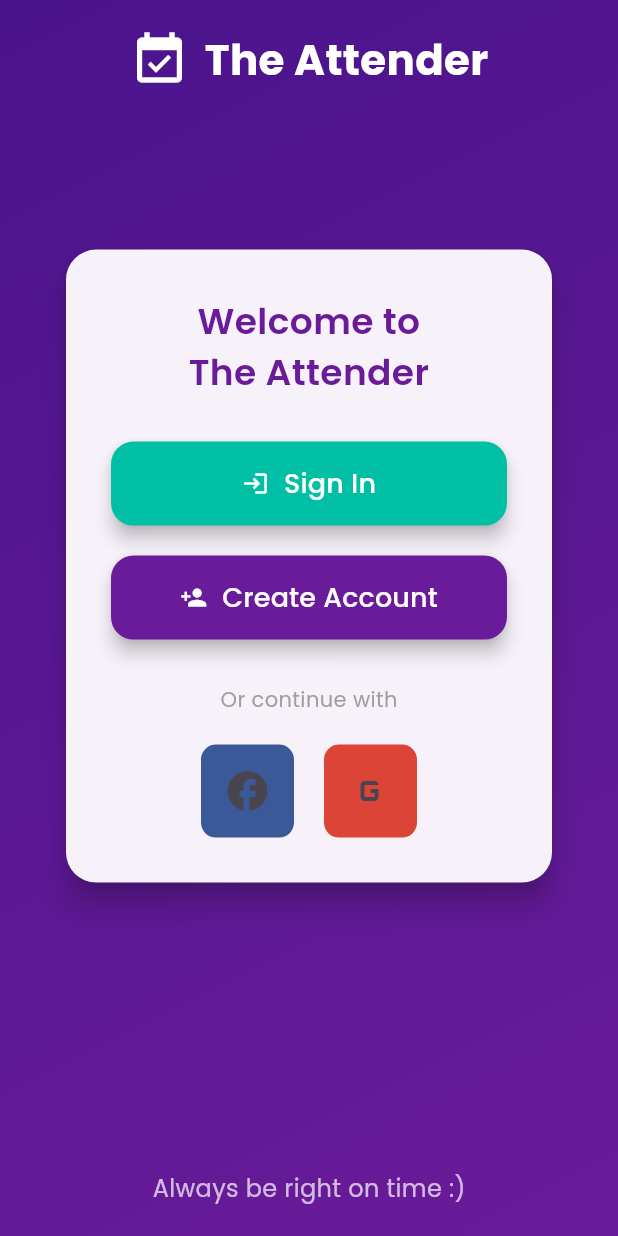
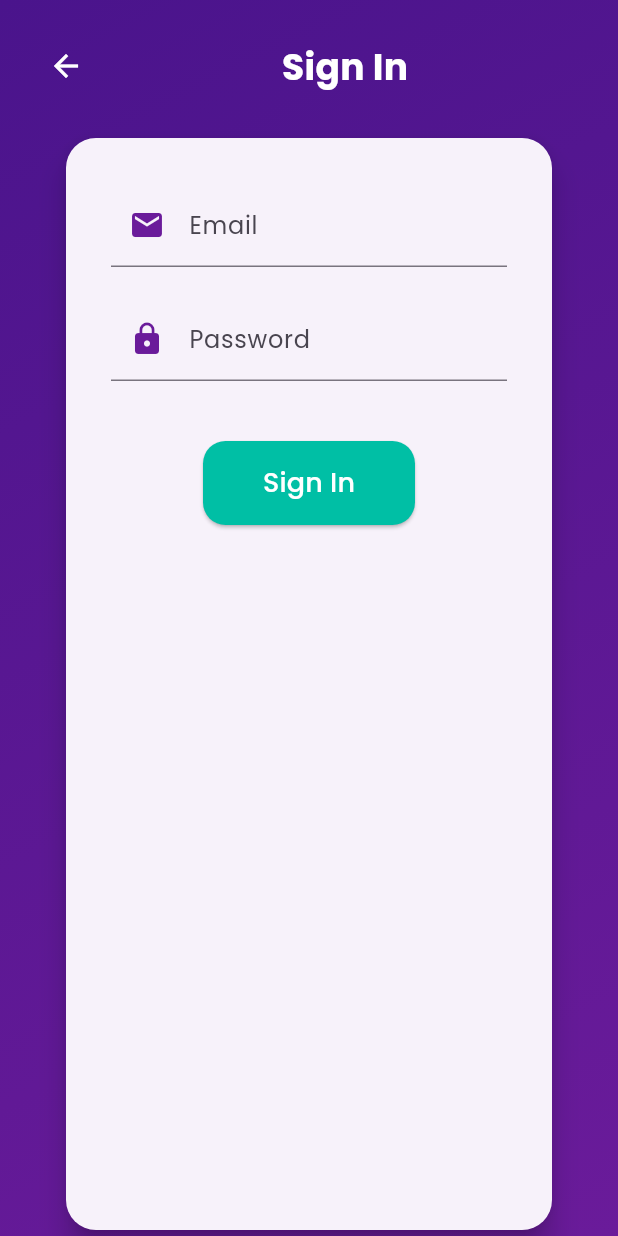
Before and after one commit to CasuallyC0ding/attendance_app, a Flutter app: the screen it shows after launch, after a tap on "Sign In", on a phone screen of 412 x 824 dp. Run offline on Flutter 3.47's test engine with Material 3 defaults, Android fonts, the light colour scheme and no system bars; our stand-ins replace google_fonts.

Commit message:
sign in and home page refactor

```diff
--- /dev/null
+++ b/lib/constants.dart
@@ -0,0 +1,3 @@
+
+String globalEmail = '';
+String globalPassword = '';
--- /dev/null
+++ b/lib/home_page.dart
@@ -0,0 +1,189 @@
+import 'package:flutter/material.dart';
+import 'package:google_fonts/google_fonts.dart';
+import 'sign_in_page.dart';
+
+class HomePage extends StatelessWidget {
+  const HomePage({super.key});
+
+  @override
+  Widget build(BuildContext context) {
+    final screenHeight = MediaQuery.of(context).size.height;
+
+    // Custom color palette
+    const Color primaryColor = Color(0xFF6A1B9A);
+    const Color accentColor = Color(0xFF00BFA5);
+    const Color facebookColor = Color(0xFF3B5998);
+    const Color googleColor = Color(0xFFDB4437);
+
+    return Scaffold(
+      body: Container(
+        decoration: const BoxDecoration(
+          gradient: LinearGradient(
+            begin: Alignment.topLeft,
+            end: Alignment.bottomRight,
+            colors: [Color(0xFF4A148C), Color(0xFF6A1B9A)],
+          ),
+        ),
+        child: SafeArea(
+          child: Column(
+            children: [
+              Padding(
+                padding: const EdgeInsets.all(20.0),
+                child: Row(
+                  mainAxisAlignment: MainAxisAlignment.center,
+                  children: [
+                    const Icon(
+                      Icons.event_available,
+                      color: Colors.white,
+                      size: 40,
+                    ),
+                    const SizedBox(width: 10),
+                    Text(
+                      'The Attender',
+                      style: GoogleFonts.poppins(
+                        fontSize: 28,
+                        fontWeight: FontWeight.bold,
+                        color: Colors.white,
+                      ),
+                    ),
+                  ],
+                ),
+              ),
+              SizedBox(height: screenHeight * 0.1),
+              Padding(
+                padding: const EdgeInsets.symmetric(horizontal: 40),
+                child: Card(
+                  elevation: 8,
+                  shape: RoundedRectangleBorder(
+                    borderRadius: BorderRadius.circular(20),
+                  ),
+                  child: Padding(
+                    padding: const EdgeInsets.all(30),
+                    child: Column(
+                      children: [
+                        Text(
+                          'Welcome to\nThe Attender',
+                          textAlign: TextAlign.center,
+                          style: GoogleFonts.poppins(
+                            fontSize: 24,
+                            fontWeight: FontWeight.w600,
+                            color: primaryColor,
+                          ),
+                        ),
+                        const SizedBox(height: 30),
+                        _buildAuthButton(
+                          icon: Icons.login,
+                          text: 'Sign In',
+                          color: accentColor,
+                          onPressed: () {
+                            Navigator.push(
+                              context,
+                              MaterialPageRoute(
+                                builder: (context) => const SignInPage(),
+                              ),
+                            );
+                          },
+                        ),
+                        const SizedBox(height: 20),
+                        _buildAuthButton(
+                          icon: Icons.person_add,
+                          text: 'Create Account',
+                          color: primaryColor,
+                          onPressed: () {},
+                        ),
+                        const SizedBox(height: 30),
+                        Text(
+                          'Or continue with',
+                          style: GoogleFonts.poppins(
+                            color: Colors.grey,
+                            fontSize: 14,
+                          ),
+                        ),
+                        const SizedBox(height: 20),
+                        Row(
+                          mainAxisAlignment: MainAxisAlignment.center,
+                          children: [
+                            _buildSocialButton(
+                              icon: Icons.facebook,
+                              color: facebookColor,
+                              onPressed: () {},
+                            ),
+                            const SizedBox(width: 20),
+                            _buildSocialButton(
+                              icon: Icons.g_mobiledata,
+                              color: googleColor,
+                              onPressed: () {},
+                            ),
+                          ],
+                        ),
+                      ],
+                    ),
+                  ),
+                ),
+              ),
+              const Spacer(),
+              Padding(
+                padding: const EdgeInsets.only(bottom: 20),
+                child: Text(
+                  'Always be right on time :)',
+                  style: GoogleFonts.poppins(
+                    color: Colors.white70,
+                    fontSize: 16,
+                  ),
+                ),
+              ),
+            ],
+          ),
+        ),
+      ),
+    );
+  }
+
+  Widget _buildAuthButton({
+    required IconData icon,
+    required String text,
+    required Color color,
+    required VoidCallback onPressed,
+  }) {
+    return ElevatedButton(
+      onPressed: onPressed,
+      style: ElevatedButton.styleFrom(
+        backgroundColor: color,
+        padding: const EdgeInsets.symmetric(vertical: 15, horizontal: 20),
+        shape: RoundedRectangleBorder(borderRadius: BorderRadius.circular(15)),
+        elevation: 5,
+      ),
+      child: Row(
+        mainAxisAlignment: MainAxisAlignment.center,
+        children: [
+          Icon(icon, color: Colors.white),
+          const SizedBox(width: 10),
+          Text(
+            text,
+            style: GoogleFonts.poppins(
+              fontSize: 18,
+              fontWeight: FontWeight.w500,
+              color: Colors.white,
+            ),
+          ),
+        ],
+      ),
+    );
+  }
+
+  Widget _buildSocialButton({
+    required IconData icon,
+    required Color color,
+    required VoidCallback onPressed,
+  }) {
+    return IconButton(
+      onPressed: onPressed,
+      icon: Icon(icon, size: 32),
+      style: IconButton.styleFrom(
+        backgroundColor: color,
+        padding: const EdgeInsets.all(15),
+        shape: RoundedRectangleBorder(borderRadius: BorderRadius.circular(10)),
+      ),
+    );
+  }
+}
--- a/lib/main.dart
+++ b/lib/main.dart
@@ -1,5 +1,7 @@
 import 'package:flutter/material.dart';
 import 'package:google_fonts/google_fonts.dart';
+import 'home_page.dart';
+import 'sign_in_page.dart';
 
 void main() {
   runApp(const MyApp());
@@ -16,187 +18,12 @@ class MyApp extends StatelessWidget {
         primarySwatch: Colors.deepPurple,
         fontFamily: GoogleFonts.poppins().fontFamily,
       ),
-      home: const HomePage(),
+      initialRoute: '/',
+      routes: {
+        '/': (context) => const HomePage(),
+        '/signin': (context) => const SignInPage(),
+      },
       debugShowCheckedModeBanner: false,
     );
   }
 }
-
-class HomePage extends StatelessWidget {
-  const HomePage({super.key});
-
-  @override
-  Widget build(BuildContext context) {
-    final screenHeight = MediaQuery.of(context).size.height;
-
-    // Custom color palette
-    const Color primaryColor = Color(0xFF6A1B9A);
-    const Color accentColor = Color(0xFF00BFA5);
-    const Color facebookColor = Color(0xFF3B5998);
-    const Color googleColor = Color(0xFFDB4437);
-
-    return Scaffold(
-      body: Container(
-        decoration: const BoxDecoration(
-          gradient: LinearGradient(
-            begin: Alignment.topLeft,
-            end: Alignment.bottomRight,
-            colors: [Color(0xFF4A148C), Color(0xFF6A1B9A)],
-          ),
-        ),
-        child: SafeArea(
-          child: Column(
-            children: [
-              Padding(
-                padding: const EdgeInsets.all(20.0),
-                child: Row(
-                  mainAxisAlignment: MainAxisAlignment.center,
-                  children: [
-                    const Icon(
-                      Icons.event_available,
-                      color: Colors.white,
-                      size: 40,
-                    ),
-                    const SizedBox(width: 10),
-                    Text(
-                      'The Attender',
-                      style: GoogleFonts.poppins(
-                        fontSize: 28,
-                        fontWeight: FontWeight.bold,
-                        color: Colors.white,
-                      ),
-                    ),
-                  ],
-                ),
-              ),
-              SizedBox(height: screenHeight * 0.1),
-              Padding(
-                padding: const EdgeInsets.symmetric(horizontal: 40),
-                child: Card(
-                  elevation: 8,
-                  shape: RoundedRectangleBorder(
-                    borderRadius: BorderRadius.circular(20),
-                  ),
-                  child: Padding(
-                    padding: const EdgeInsets.all(30),
-                    child: Column(
-                      children: [
-                        Text(
-                          'Welcome to\nThe Attender',
-                          textAlign: TextAlign.center,
-                          style: GoogleFonts.poppins(
-                            fontSize: 24,
-                            fontWeight: FontWeight.w600,
-                            color: primaryColor,
-                          ),
-                        ),
-                        const SizedBox(height: 30),
-                        _buildAuthButton(
-                          icon: Icons.login,
-                          text: 'Sign In',
-                          color: accentColor,
-                          onPressed: () {},
-                        ),
-                        const SizedBox(height: 20),
-                        _buildAuthButton(
-                          icon: Icons.person_add,
-                          text: 'Create Account',
-                          color: primaryColor,
-                          onPressed: () {},
-                        ),
-                        const SizedBox(height: 30),
-                        Text(
-                          'Or continue with',
-                          style: GoogleFonts.poppins(
-                            color: Colors.grey,
-                            fontSize: 14,
-                          ),
-                        ),
-                        const SizedBox(height: 20),
-                        Row(
-                          mainAxisAlignment: MainAxisAlignment.center,
-                          children: [
-                            _buildSocialButton(
-                              icon: Icons.facebook,
-                              color: facebookColor,
-                              onPressed: () {},
-                            ),
-                            const SizedBox(width: 20),
-                            _buildSocialButton(
-                              icon: Icons.g_mobiledata,
-                              color: googleColor,
-                              onPressed: () {},
-                            ),
-                          ],
-                        ),
-                      ],
-                    ),
-                  ),
-                ),
-              ),
-              const Spacer(),
-              Padding(
-                padding: const EdgeInsets.only(bottom: 20),
-                child: Text(
-                  'Always be right on time :)',
-                  style: GoogleFonts.poppins(
-                    color: Colors.white70,
-                    fontSize: 16,
-                  ),
-                ),
-              ),
-            ],
-          ),
-        ),
-      ),
-    );
-  }
-
-  Widget _buildAuthButton({
-    required IconData icon,
-    required String text,
-    required Color color,
-    required VoidCallback onPressed,
-  }) {
-    return ElevatedButton(
-      onPressed: onPressed,
-      style: ElevatedButton.styleFrom(
-        backgroundColor: color,
-        padding: const EdgeInsets.symmetric(vertical: 15, horizontal: 20),
-        shape: RoundedRectangleBorder(borderRadius: BorderRadius.circular(15)),
-        elevation: 5,
-      ),
-      child: Row(
-        mainAxisAlignment: MainAxisAlignment.center,
-        children: [
-          Icon(icon, color: Colors.white),
-          const SizedBox(width: 10),
-          Text(
-            text,
-            style: GoogleFonts.poppins(
-              fontSize: 18,
-              fontWeight: FontWeight.w500,
-              color: Colors.white,
-            ),
-          ),
-        ],
-      ),
-    );
-  }
-
-  Widget _buildSocialButton({
-    required IconData icon,
-    required Color color,
-    required VoidCallback onPressed,
-  }) {
-    return IconButton(
-      onPressed: onPressed,
-      icon: Icon(icon, size: 32),
-      style: IconButton.styleFrom(
-        backgroundColor: color,
-        padding: const EdgeInsets.all(15),
-        shape: RoundedRectangleBorder(borderRadius: BorderRadius.circular(10)),
-      ),
-    );
-  }
-}
--- /dev/null
+++ b/lib/sign_in_page.dart
@@ -0,0 +1,140 @@
+// sign_in_page.dart
+import 'package:flutter/material.dart';
+import 'package:google_fonts/google_fonts.dart';
+import 'constants.dart';
+
+class SignInPage extends StatefulWidget {
+  const SignInPage({super.key});
+
+  @override
+  State<SignInPage> createState() => _SignInPageState();
+}
+
+class _SignInPageState extends State<SignInPage> {
+  final _formKey = GlobalKey<FormState>();
+
+  @override
+  Widget build(BuildContext context) {
+    const Color primaryColor = Color(0xFF6A1B9A);
+    const Color accentColor = Color(0xFF00BFA5);
+
+    return Scaffold(
+      body: Container(
+        decoration: const BoxDecoration(
+          gradient: LinearGradient(
+            begin: Alignment.topLeft,
+            end: Alignment.bottomRight,
+            colors: [
+              Color(0xFF4A148C),
+              Color(0xFF6A1B9A),
+            ],
+          ),
+        ),
+        child: SafeArea(
+          child: Column(
+            children: [
+              Padding(
+                padding: const EdgeInsets.all(20.0),
+                child: Row(
+                  children: [
+                    IconButton(
+                      icon: const Icon(Icons.arrow_back, color: Colors.white),
+                      onPressed: () => Navigator.pop(context),
+                    ),
+                    const Spacer(),
+                    Text(
+                      'Sign In',
+                      style: GoogleFonts.poppins(
+                        fontSize: 24,
+                        fontWeight: FontWeight.bold,
+                        color: Colors.white,
+                      ),
+                    ),
+                    const Spacer(),
+                  ],
+                ),
+              ),
+              Expanded(
+                child: Padding(
+                  padding: const EdgeInsets.symmetric(horizontal: 40),
+                  child: Card(
+                    elevation: 8,
+                    shape: RoundedRectangleBorder(
+                      borderRadius: BorderRadius.circular(20),
+                    ),
+                    child: Padding(
+                      padding: const EdgeInsets.all(30),
+                      child: Form(
+                        key: _formKey,
+                        child: Column(
+                          children: [
+                            TextFormField(
+                              decoration: InputDecoration(
+                                labelText: 'Email',
+                                prefixIcon: Icon(Icons.email, color: primaryColor),
+                              ),
+                              onChanged: (value) => globalEmail = value,
+                              validator: (value) {
+                                if (value == null || value.isEmpty) {
+                                  return 'Please enter your email';
+                                }
+                                return null;
+                              },
+                            ),
+                            const SizedBox(height: 20),
+                            TextFormField(
+                              obscureText: true,
+                              decoration: InputDecoration(
+                                labelText: 'Password',
+                                prefixIcon: Icon(Icons.lock, color: primaryColor),
+                              ),
+                              onChanged: (value) => globalPassword = value,
+                              validator: (value) {
+                                if (value == null || value.isEmpty) {
+                                  return 'Please enter your password';
+                                }
+                                return null;
+                              },
+                            ),
+                            const SizedBox(height: 40),
+                            ElevatedButton(
+                              onPressed: () {
+                                if (_formKey.currentState!.validate()) {
+                                  // Add your authentication logic here
+                                  print('Email: $globalEmail');
+                                  print('Password: $globalPassword');
+                                  // Navigate to home screen
+                                  // Navigator.pushReplacement(...);
+                                }
+                              },
+                              style: ElevatedButton.styleFrom(
+                                backgroundColor: accentColor,
+                                padding: const EdgeInsets.symmetric(
+                                    vertical: 15, horizontal: 40),
+                                shape: RoundedRectangleBorder(
+                                  borderRadius: BorderRadius.circular(15),
+                                ),
+                              ),
+                              child: Text(
+                                'Sign In',
+                                style: GoogleFonts.poppins(
+                                  fontSize: 18,
+                                  color: Colors.white,
+                                  fontWeight: FontWeight.w500,
+                                ),
+                              ),
+                            ),
+                          ],
+                        ),
+                      ),
+                    ),
+                  ),
+                ),
+              ),
+            ],
+          ),
+        ),
+      ),
+    );
+  }
+}
```
